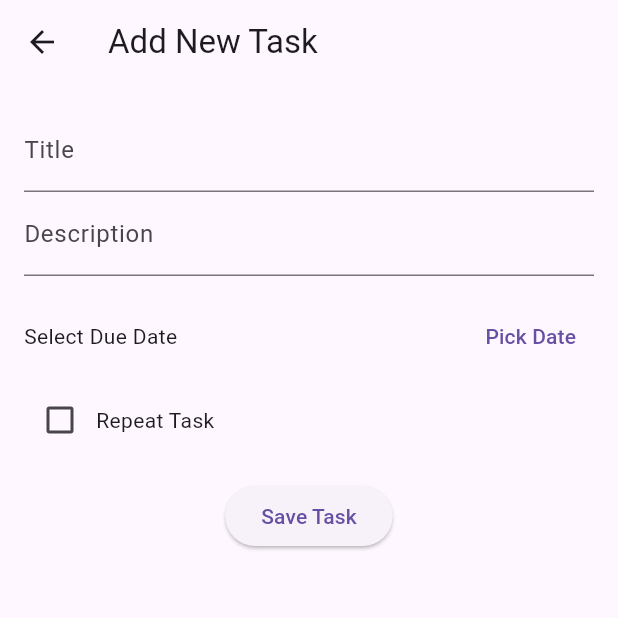
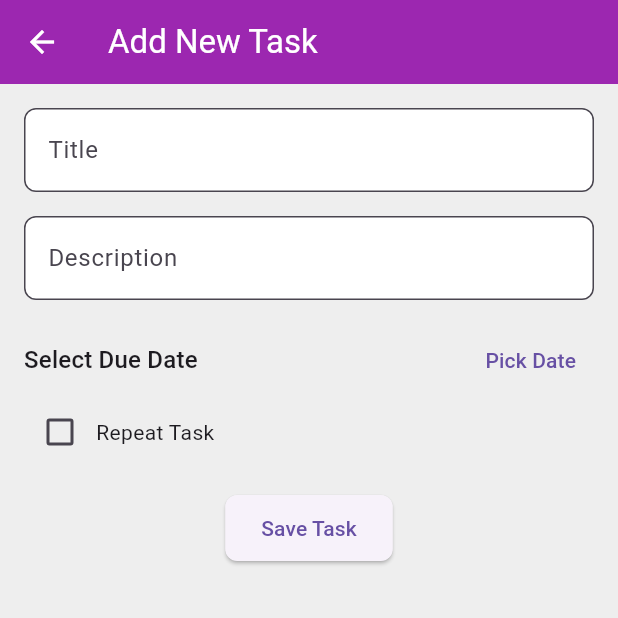
Before and after one commit to haseeb009009/notes-taking-app, a Flutter app: the screen it shows after launch, after a tap on the "add" icon, on a phone screen of 412 x 824 dp, the top half of it. Run offline on Flutter 3.47's test engine with Material 3 defaults, Android fonts, the phone set to English and light mode, and no system bars; our stand-ins replace csv, flutter_local_notifications, google_fonts, pdf, sqflite, timezone; accounts and stored records are empty.

Commit message:
task_management _app

```diff
--- a/task_management_app/lib/main.dart
+++ b/task_management_app/lib/main.dart
@@ -1,17 +1,18 @@
 // lib/main.dart
 
 import 'package:flutter/material.dart';
+import 'package:google_fonts/google_fonts.dart';
 import 'package:provider/provider.dart';
 import 'package:timezone/data/latest.dart' as tz; // Import timezone data
 import 'providers/task_provider.dart';
+import 'services/theme_service.dart';
 import 'screens/home_screen.dart';
 import 'services/notification_service.dart';
-import 'services/theme_service.dart';
 
 void main() async {
   WidgetsFlutterBinding.ensureInitialized();
-  tz.initializeTimeZones(); // Add this line to initialize timezone data
-  await NotificationService.initialize();
+  tz.initializeTimeZones(); // Initialize timezone data for notifications
+  await NotificationService.initialize(); // Initialize notifications
 
   runApp(const MyApp());
 }
@@ -31,8 +32,28 @@ class MyApp extends StatelessWidget {
           return MaterialApp(
             title: 'Task Management App',
             themeMode: themeService.currentTheme,
-            theme: ThemeData.light(),
-            darkTheme: ThemeData.dark(),
+            theme: ThemeData(
+              brightness: Brightness.light,
+              primarySwatch: Colors.deepPurple,
+              textTheme: GoogleFonts.robotoTextTheme(),
+              scaffoldBackgroundColor: Colors.grey[200],
+              appBarTheme: const AppBarTheme(
+                backgroundColor: Colors.purple,
+                foregroundColor: Colors.white,
+              ),
+              cardColor: Colors.white,
+            ),
+            darkTheme: ThemeData(
+              brightness: Brightness.dark,
+              primarySwatch: Colors.teal,
+              textTheme: GoogleFonts.robotoTextTheme(),
+              scaffoldBackgroundColor: Colors.grey[900],
+              appBarTheme: const AppBarTheme(
+                backgroundColor: Colors.black,
+                foregroundColor: Color.fromARGB(255, 255, 7, 7),
+              ),
+              cardColor: Colors.blueAccent,
+            ),
             home: const HomeScreen(),
           );
         },
--- a/task_management_app/lib/screens/add_task_screen.dart
+++ b/task_management_app/lib/screens/add_task_screen.dart
@@ -1,8 +1,8 @@
 // lib/screens/add_task_screen.dart
 
 import 'package:flutter/material.dart';
+import 'package:intl/intl.dart';
 import 'package:provider/provider.dart';
-import 'package:intl/intl.dart';
 import '../providers/task_provider.dart';
 import '../models/task_model.dart';
 
@@ -61,17 +61,32 @@ class _AddTaskScreenState extends State<AddTaskScreen> {
             children: [
               TextFormField(
                 controller: _titleController,
-                decoration: const InputDecoration(labelText: 'Title'),
+                decoration: InputDecoration(
+                  labelText: 'Title',
+                  filled: true,
+                  fillColor: Theme.of(context).cardColor,
+                  border: OutlineInputBorder(
+                    borderRadius: BorderRadius.circular(8.0),
+                  ),
+                ),
                 validator: (value) =>
                     value!.isEmpty ? 'Please enter a title' : null,
               ),
+              const SizedBox(height: 16),
               TextFormField(
                 controller: _descriptionController,
-                decoration: const InputDecoration(labelText: 'Description'),
+                decoration: InputDecoration(
+                  labelText: 'Description',
+                  filled: true,
+                  fillColor: Theme.of(context).cardColor,
+                  border: OutlineInputBorder(
+                    borderRadius: BorderRadius.circular(8.0),
+                  ),
+                ),
                 validator: (value) =>
                     value!.isEmpty ? 'Please enter a description' : null,
               ),
-              const SizedBox(height: 16.0),
+              const SizedBox(height: 16),
               Row(
                 children: [
                   Expanded(
@@ -79,6 +94,7 @@ class _AddTaskScreenState extends State<AddTaskScreen> {
                       _selectedDate == null
                           ? 'Select Due Date'
                           : DateFormat.yMd().format(_selectedDate!),
+                      style: Theme.of(context).textTheme.titleMedium,
                     ),
                   ),
                   TextButton(
@@ -87,7 +103,6 @@ class _AddTaskScreenState extends State<AddTaskScreen> {
                   ),
                 ],
               ),
-              const SizedBox(height: 8.0),
               Row(
                 children: [
                   Checkbox(
@@ -101,9 +116,15 @@ class _AddTaskScreenState extends State<AddTaskScreen> {
                   const Text('Repeat Task'),
                 ],
               ),
-              const SizedBox(height: 16.0),
+              const SizedBox(height: 16),
               ElevatedButton(
                 onPressed: () => _saveTask(context),
+                style: ElevatedButton.styleFrom(
+                  shape: RoundedRectangleBorder(
+                    borderRadius: BorderRadius.circular(8.0),
+                  ),
+                  padding: const EdgeInsets.symmetric(vertical: 12, horizontal: 24),
+                ),
                 child: const Text('Save Task'),
               ),
             ],
--- a/task_management_app/lib/widgets/task_list_widget.dart
+++ b/task_management_app/lib/widgets/task_list_widget.dart
@@ -4,7 +4,7 @@ import 'package:flutter/material.dart';
 import 'package:provider/provider.dart';
 import '../providers/task_provider.dart';
 import '../models/task_model.dart';
-import '../screens/task_detail_screen.dart'; // Import TaskDetailScreen
+import '../screens/task_detail_screen.dart';
 
 class TaskListWidget extends StatelessWidget {
   final String filter;
@@ -21,6 +21,8 @@ class TaskListWidget extends StatelessWidget {
   @override
   Widget build(BuildContext context) {
     final taskProvider = Provider.of<TaskProvider>(context);
+
+    // Filter and search tasks based on filter and searchQuery
     List<Task> filteredTasks = taskProvider.tasks.where((task) {
       bool matchesFilter = filter == 'today'
           ? task.dueDate.day == DateTime.now().day && !task.isCompleted
@@ -46,17 +48,21 @@ class TaskListWidget extends StatelessWidget {
       itemCount: filteredTasks.length,
       itemBuilder: (context, index) {
         final task = filteredTasks[index];
-        return InkWell(
-          onTap: () {
-            Navigator.push(
-              context,
-              MaterialPageRoute(
-                builder: (context) => TaskDetailScreen(task: task),
+        return Padding(
+          padding: const EdgeInsets.symmetric(horizontal: 8.0, vertical: 4.0),
+          child: Card(
+            shape: RoundedRectangleBorder(
+              borderRadius: BorderRadius.circular(10),
             ),
-            );
-          },
+            elevation: 2,
             child: ListTile(
-            title: Text(task.title),
+              title: Text(
+                task.title,
+                style: TextStyle(
+                  color: task.isCompleted ? Colors.grey : Theme.of(context).textTheme.bodyLarge!.color,
+                  decoration: task.isCompleted ? TextDecoration.lineThrough : null,
+                ),
+              ),
               subtitle: Text(task.description),
               trailing: IconButton(
                 icon: Icon(
@@ -69,6 +75,15 @@ class TaskListWidget extends StatelessWidget {
                   );
                 },
               ),
+              onTap: () {
+                Navigator.push(
+                  context,
+                  MaterialPageRoute(
+                    builder: (context) => TaskDetailScreen(task: task),
+                  ),
+                );
+              },
+            ),
           ),
         );
       },
--- a/task_management_app/pubspec.yaml
+++ b/task_management_app/pubspec.yaml
@@ -37,6 +37,7 @@ dependencies:
   intl: ^0.18.1  # Date/time formatting
   csv: ^5.0.0 # Use the latest version
   pdf: ^3.9.2 # Use the latest version
+  google_fonts: ^6.2.1
 
   # The following adds the Cupertino Icons font to your application.
   # Use with the CupertinoIcons class for iOS style icons
```
Also changed, not shown: task_management_app/pubspec.lock. Lines whose indentation alone changed are shown as unchanged.
